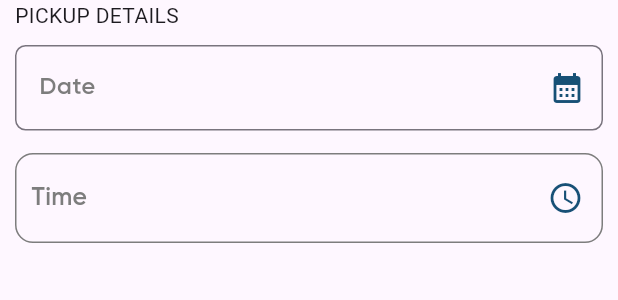
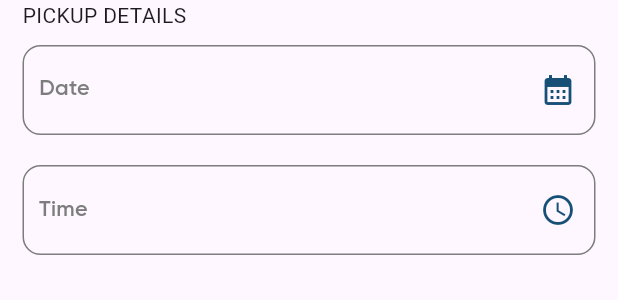
Before and after one commit to dibindasky/bechdu, a Flutter app: the DateOrTime widget shown alone on an empty page, opened directly, on a phone screen of 412 x 824 dp. Shown: the top 300 px of the screen. Run offline on Flutter 3.47's test engine with Material 3 defaults, Android fonts, the light colour scheme and no system bars; our stand-ins replace dropdown_button2, iconsax, intl_phone_number_input, location, pinput; missing offline and left inert: dotted_dashed_line; network calls fail.

Commit message:
Some changes

```diff
--- a/lib/application/presentation/screens/pickup/pickup_contaners/cash_upi/cash_upi_radio_buttons.dart
+++ b/lib/application/presentation/screens/pickup/pickup_contaners/cash_upi/cash_upi_radio_buttons.dart
@@ -20,7 +20,9 @@ class _CashOrUPIState extends State<CashOrUPI> {
 
   @override
   Widget build(BuildContext context) {
-    return Column(
+    return Padding(
+      padding: const EdgeInsets.symmetric(horizontal: 15),
+      child: Column(
         children: [
           Text(
             'CASH / UPI',
@@ -36,6 +38,7 @@ class _CashOrUPIState extends State<CashOrUPI> {
             ],
           ),
         ],
+      ),
     );
   }
 
--- a/lib/application/presentation/screens/pickup/pickup_contaners/date_selection/date_and_time.dart
+++ b/lib/application/presentation/screens/pickup/pickup_contaners/date_selection/date_and_time.dart
@@ -18,25 +18,46 @@ class _DateOrTimeState extends State<DateOrTime> {
   @override
   Widget build(BuildContext context) {
     return Padding(
-      padding: const EdgeInsets.symmetric(horizontal: 10),
+      padding: const EdgeInsets.symmetric(horizontal: 15),
       child: SizedBox(
         child: Column(
           crossAxisAlignment: CrossAxisAlignment.start,
           children: [
             const Text('PICKUP DETAILS'),
-            TTextFormField(
-              inputType: TextInputType.datetime,
-              controller: dateController,
-              text: 'Date',
-              suffixIcon: InkWell(
-                onTap: () => showDateModalBottomSheet(context),
-                child: const Icon(
-                  Icons.calendar_month,
-                  color: kBlueLight,
+            kHeight10,
+            InkWell(
+              onTap: () => showDateModalBottomSheet(context),
+              child: Container(
+                padding: const EdgeInsets.only(left: 10, right: 12),
+                height: 60,
+                width: double.infinity,
+                decoration: BoxDecoration(
+                  border: Border.all(color: textFieldBorderColor),
+                  borderRadius: BorderRadius.circular(12),
+                ),
+                child: Row(
+                  children: [
+                    Expanded(
+                      child: Text(
+                        dateController.text.isEmpty
+                            ? 'Date'
+                            : dateController.text,
+                        style: dateController.text.isEmpty
+                            ? textHeadSemiBold1.copyWith(
+                                color: textFieldBorderColor,
+                              )
+                            : textHeadSemiBold1,
+                      ),
+                    ),
+                    const Icon(
+                      Icons.calendar_month,
+                      color: kBlueLight,
+                    ),
+                  ],
                 ),
               ),
             ),
-            kHeight5,
+            kHeight20,
             Container(
               padding: const EdgeInsets.only(left: 10, right: 12),
               height: 60,
@@ -62,18 +83,29 @@ class _DateOrTimeState extends State<DateOrTime> {
                         },
                         items: <String>[
                           'Time',
-                          '12:00 PM',
+                          '3:01 PM',
                           '3:00 PM',
-                          '6:00 PM'
+                          '7:00 PM',
+                          '8:00 PM'
                         ].map<DropdownMenuItem<String>>(
                           (String value) {
+                            if (value == 'Time') {
+                              return DropdownMenuItem<String>(
+                                value: value,
+                                child: Text(
+                                  value,
+                                  style: textHeadSemiBold1.copyWith(
+                                      color: textFieldBorderColor),
+                                ),
+                              );
+                            }
                             return DropdownMenuItem<String>(
                               value: value,
                               child: Text(
                                 value,
                                 style: textHeadSemiBold1.copyWith(
-                                    fontSize: sWidth * 0.04,
-                                    color: textFieldBorderColor),
+                                  fontSize: sWidth * 0.04,
+                                ),
                               ),
                             );
                           },
--- a/lib/application/presentation/screens/pickup/pickup_contaners/others/personal_details.dart
+++ b/lib/application/presentation/screens/pickup/pickup_contaners/others/personal_details.dart
@@ -11,7 +11,7 @@ class PersonalDetails extends StatelessWidget {
   Widget build(BuildContext context) {
     return SizedBox(
       child: Padding(
-        padding: const EdgeInsets.symmetric(horizontal: 10),
+        padding: const EdgeInsets.symmetric(horizontal: 15),
         child: Column(
           crossAxisAlignment: CrossAxisAlignment.start,
           children: [
--- a/lib/application/presentation/screens/pickup/pickup_contaners/others/street_address.dart
+++ b/lib/application/presentation/screens/pickup/pickup_contaners/others/street_address.dart
@@ -11,7 +11,7 @@ class StreetAddress extends StatelessWidget {
   Widget build(BuildContext context) {
     return SizedBox(
       child: Padding(
-        padding: const EdgeInsets.symmetric(horizontal: 10),
+        padding: const EdgeInsets.symmetric(horizontal: 15),
         child: Column(
           crossAxisAlignment: CrossAxisAlignment.start,
           children: [
--- a/lib/application/presentation/screens/pickup/pickup_screen.dart
+++ b/lib/application/presentation/screens/pickup/pickup_screen.dart
@@ -31,7 +31,9 @@ class ScreenPickUp extends StatelessWidget {
         }
       },
       child: Scaffold(
-        appBar: AppBar(),
+        appBar: AppBar(
+          automaticallyImplyLeading: false,
+        ),
         body: SafeArea(
           child: SingleChildScrollView(
             child: Column(
--- a/lib/application/presentation/screens/pickup/widgets/selected_top_image.dart
+++ b/lib/application/presentation/screens/pickup/widgets/selected_top_image.dart
@@ -10,7 +10,7 @@ class SelectedTopImage extends StatelessWidget {
   @override
   Widget build(BuildContext context) {
     return Padding(
-      padding: const EdgeInsets.symmetric(horizontal: 10),
+      padding: const EdgeInsets.symmetric(horizontal: 15),
       child: SizedBox(
         height: sWidth * .37,
         width: double.infinity,
--- a/lib/application/presentation/screens/profile/widgets/list_contsiners.dart
+++ b/lib/application/presentation/screens/profile/widgets/list_contsiners.dart
@@ -13,7 +13,7 @@ class ListContainersProfile extends StatelessWidget {
   @override
   Widget build(BuildContext context) {
     return Padding(
-      padding: const EdgeInsets.symmetric(horizontal: 10, vertical: 10),
+      padding: const EdgeInsets.symmetric(horizontal: 15, vertical: 10),
       child: Container(
         height: 55,
         decoration: BoxDecoration(
--- a/lib/application/presentation/screens/profile/widgets/profile_intro.dart
+++ b/lib/application/presentation/screens/profile/widgets/profile_intro.dart
@@ -8,7 +8,7 @@ class ProfileIndro extends StatelessWidget {
   @override
   Widget build(BuildContext context) {
     return Padding(
-      padding: const EdgeInsets.symmetric(horizontal: 10),
+      padding: const EdgeInsets.symmetric(horizontal: 15),
       child: SizedBox(
         child: Row(
           children: [
```
Also changed, not shown: lib/application/presentation/screens/auth/login_screen.dart (+7 -6 lines), lib/application/presentation/screens/auth/otp_screen.dart (+10 -9 lines), lib/application/presentation/screens/product/widgets/drop_down_custom.dart (+13 -8 lines). Lines whose indentation alone changed are shown as unchanged.
